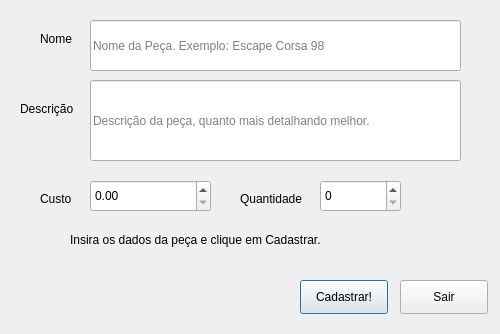
Above: addpart.ui from bedi1982/Oficina before the change. Below: the same form after it.
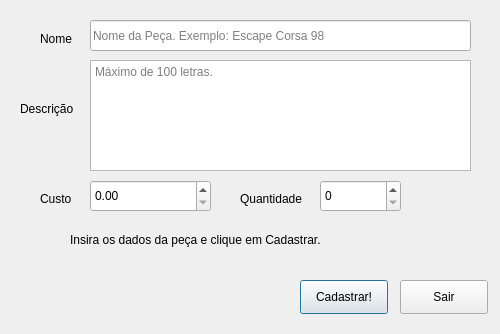
That is the form after the change.

The edit to the form file:
```diff
--- a/addpart.ui
+++ b/addpart.ui
@@ -13,19 +13,6 @@
   <property name="windowTitle">
    <string>Cadastro de Peça</string>
   </property>
-  <widget class="QLineEdit" name="line_Descricao">
-   <property name="geometry">
-    <rect>
-     <x>90</x>
-     <y>80</y>
-     <width>371</width>
-     <height>81</height>
-    </rect>
-   </property>
-   <property name="placeholderText">
-    <string>Descrição da peça, quanto mais detalhando melhor.</string>
-   </property>
-  </widget>
   <widget class="QPushButton" name="btn_Cadastrar">
    <property name="geometry">
     <rect>
@@ -122,10 +109,16 @@
     <rect>
      <x>90</x>
      <y>20</y>
-     <width>371</width>
-     <height>51</height>
+     <width>381</width>
+     <height>31</height>
     </rect>
    </property>
+   <property name="text">
+    <string/>
+   </property>
+   <property name="maxLength">
+    <number>50</number>
+   </property>
    <property name="placeholderText">
     <string>Nome da Peça. Exemplo: Escape Corsa 98</string>
    </property>
@@ -166,6 +159,19 @@
     <double>5.000000000000000</double>
    </property>
   </widget>
+  <widget class="QPlainTextEdit" name="txt_PartDescription">
+   <property name="geometry">
+    <rect>
+     <x>90</x>
+     <y>60</y>
+     <width>381</width>
+     <height>111</height>
+    </rect>
+   </property>
+   <property name="placeholderText">
+    <string>Máximo de 100 letras.</string>
+   </property>
+  </widget>
  </widget>
  <resources/>
  <connections/>
```
